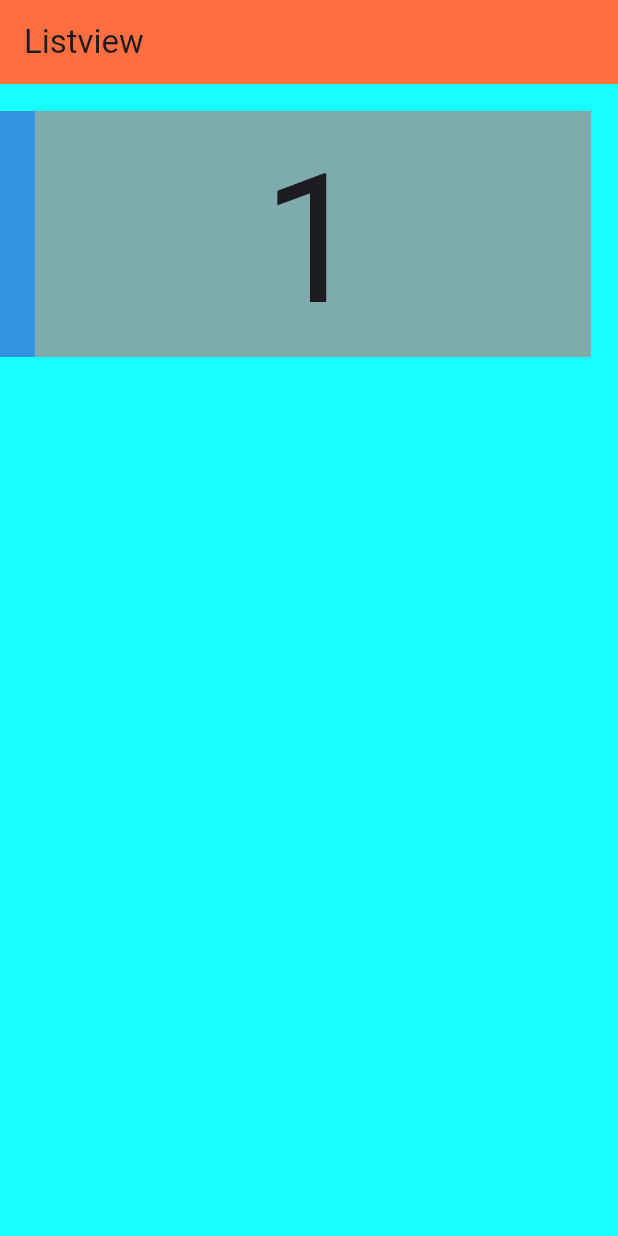
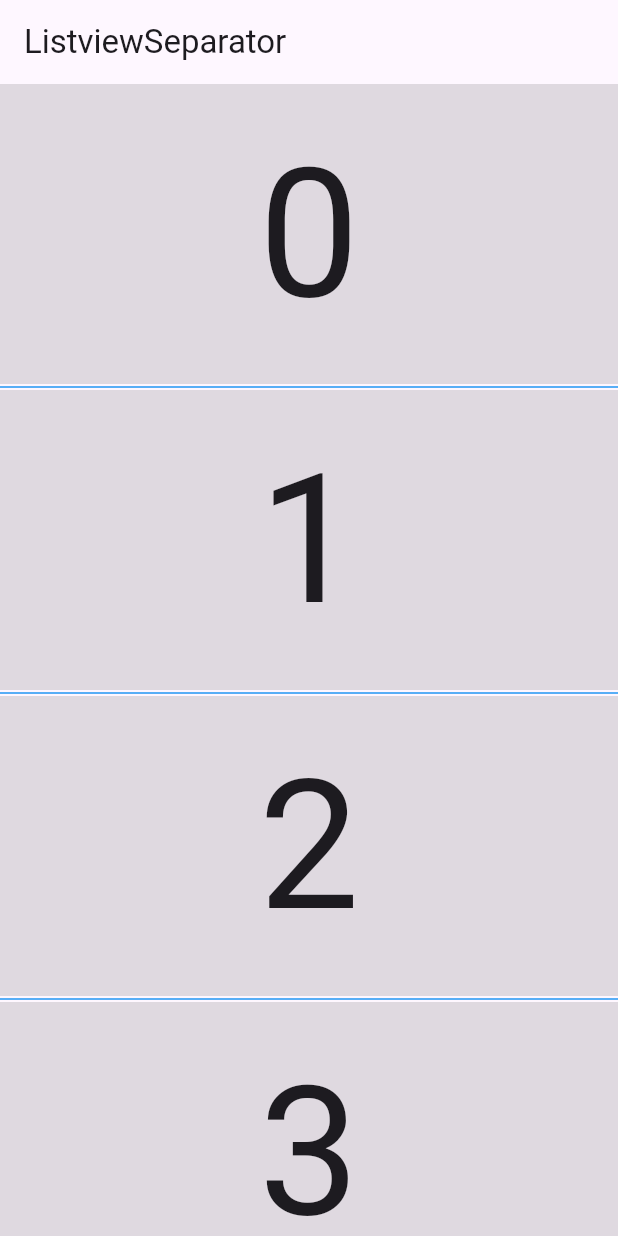
Before and after one commit to raja226-kanini/PracticeFluttet, a Flutter app: the screen it shows after launch, on a phone screen of 412 x 824 dp. Run offline on Flutter 3.47's test engine with Material 3 defaults, Android fonts, the phone set to English and light mode, and no system bars; our stand-ins replace cached_network_image, get, google_fonts, mvc_pattern, video_player; missing offline and left inert: appdynamics_agent, dart:ffi, imageview360.

Commit message:
list view separator done

```diff
--- a/lib/main.dart
+++ b/lib/main.dart
@@ -8,6 +8,7 @@ import 'package:paractice_flutter/views/getstart_screen.dart';
 import 'package:paractice_flutter/views/intrestcaluculator_screen.dart';
 import 'package:paractice_flutter/views/listview_builder_screen.dart';
 import 'package:paractice_flutter/views/listview_screen.dart';
+import 'package:paractice_flutter/views/listviewitemseparator.dart';
 import 'package:paractice_flutter/views/login_screen.dart';
 import 'package:paractice_flutter/views/registration_screen.dart';
 import 'package:paractice_flutter/views/shaped_screen.dart';
@@ -39,7 +40,7 @@ class MainApp extends StatelessWidget {
       theme: ThemeData(
       primaryColor: Colors.indigo,
      ),
-     home: ListViewScreen(),
+     home: ListviewItemSeparatorScreen(),
      debugShowCheckedModeBanner: false,
 
     );
--- a/lib/views/listview_builder_screen.dart
+++ b/lib/views/listview_builder_screen.dart
@@ -25,12 +25,17 @@ class _ListviewBuilderScreenState extends State<ListviewBuilderScreen> {
   }
 
      Widget myContainer({required String index, required double containerheight, Color color = Colors.green } ){
-    return Container(
-        color: color,
-        height: containerheight,
-        width: double.infinity,
-        child:   Center(child: Text("$index", style: TextStyle(fontSize: 120),)),
-      );
+    return Column(
+      children: [
+        Container(
+            color: color,
+            height: containerheight,
+            width: double.infinity,
+            child:   Center(child: Text("$index", style: TextStyle(fontSize: 120),)),
+          ),
+          Divider(),
+      ],
+    );
   }
 }
 
@@ -58,9 +63,7 @@ class _ListTailScreenState extends State<ListTailScreen> {
           title: Text(frameWorkList[index]),
           subtitle:Text("sub title",textAlign: TextAlign.start,maxLines: 1,overflow: TextOverflow.ellipsis,) ,
           onTap: () {
-
                // AppdynamicsAgent.trackEvent('CustomEventName');
-
             Navigator.push(context, MaterialPageRoute(builder: (context) => ListViewDetailsScreen(),));
           },
         );
--- /dev/null
+++ b/lib/views/listviewitemseparator.dart
@@ -0,0 +1,46 @@
+import 'package:flutter/material.dart';
+import 'package:paractice_flutter/widgets/listviewItem_container.dart';
+
+class ListviewItemSeparatorScreen extends StatefulWidget {
+  const ListviewItemSeparatorScreen({super.key});
+
+  @override
+  State<ListviewItemSeparatorScreen> createState() => _MyWidgetState();
+}
+
+class _MyWidgetState extends State<ListviewItemSeparatorScreen> {
+  List<String> itemsList = [
+    "Veeramma",
+    "Manohar",
+    "Indhumathi",
+    "Lashu",
+    "Kavi"
+  ];
+  @override
+  Widget build(BuildContext context) {
+    return Scaffold(
+      appBar: AppBar(
+        title: const Text("ListviewSeparator"),
+      ),
+      body: ListView.separated(
+          itemBuilder: (context, index) {
+            return GestureDetector(
+              onTap: () {
+                print('$index');
+              },
+              child: ListviewItemWidget(
+                color: Colors.black12, containerheight: 200, indexVal: index),
+            );
+
+          },
+          separatorBuilder: (context, index) {
+            return const Divider(
+              height: 4,
+              color: Colors.blue,
+            );
+          },
+
+          itemCount: itemsList.length),
+    );
+  }
+}
```
